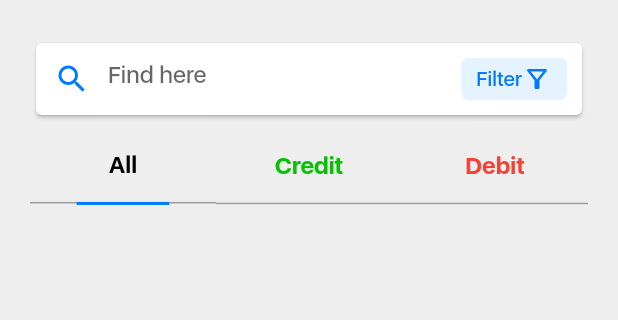
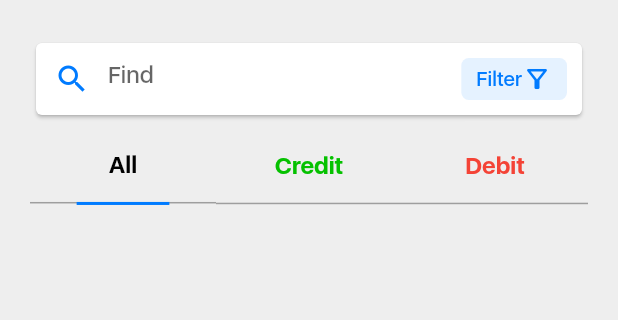
Before and after one commit to Amudajr/bankly, a Flutter app: the screen it shows after launch, on a phone screen of 412 x 824 dp, the part 99-419 px from its top. Run offline on Flutter 3.47's test engine with Material 2 defaults, Android fonts, the phone set to English and light mode, and no system bars; our stand-ins replace animated_text_kit, connectivity_plus, flutter_hooks, flutter_svg, get, hooks_riverpod and 3 more; project files that could hold a hidden picture were left out.

Commit message:
jhcv djhjhds

```diff
--- a/lib/views/transaction_page/transaction_page.dart
+++ b/lib/views/transaction_page/transaction_page.dart
@@ -98,7 +98,7 @@ class TransactionPageState extends ConsumerState<TransactionPage> {
             Card(
               child: Center(
                 child: InputFormField(
-                  hintText: 'Find here',
+                  hintText: 'Find',
                   onChanged: (val) {
                     if (val != '' || val.isNotEmpty) {
                       setState(() {
```
